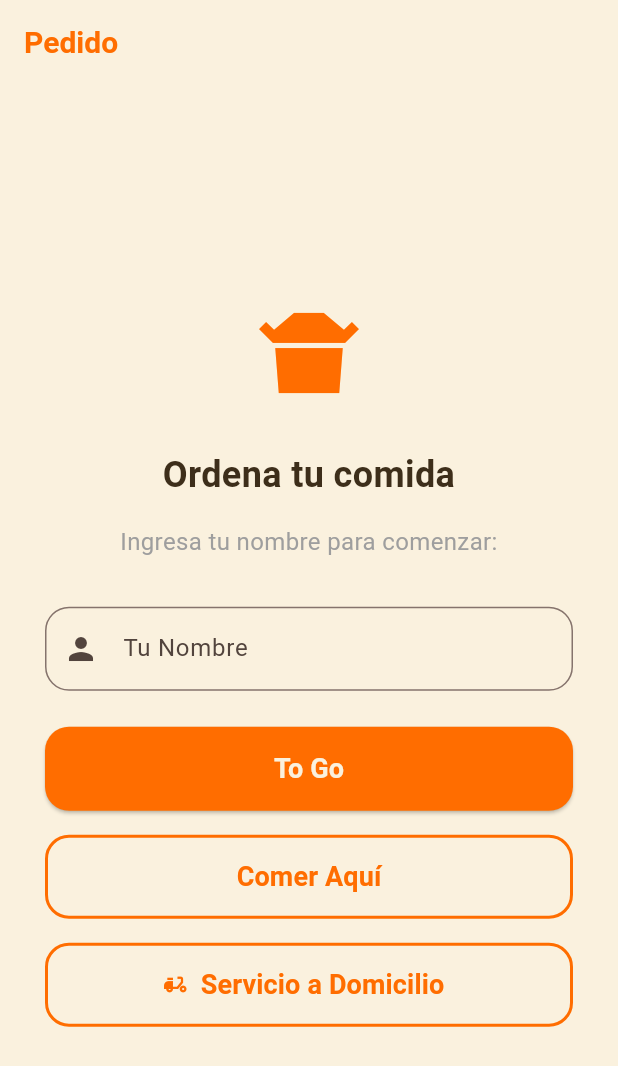
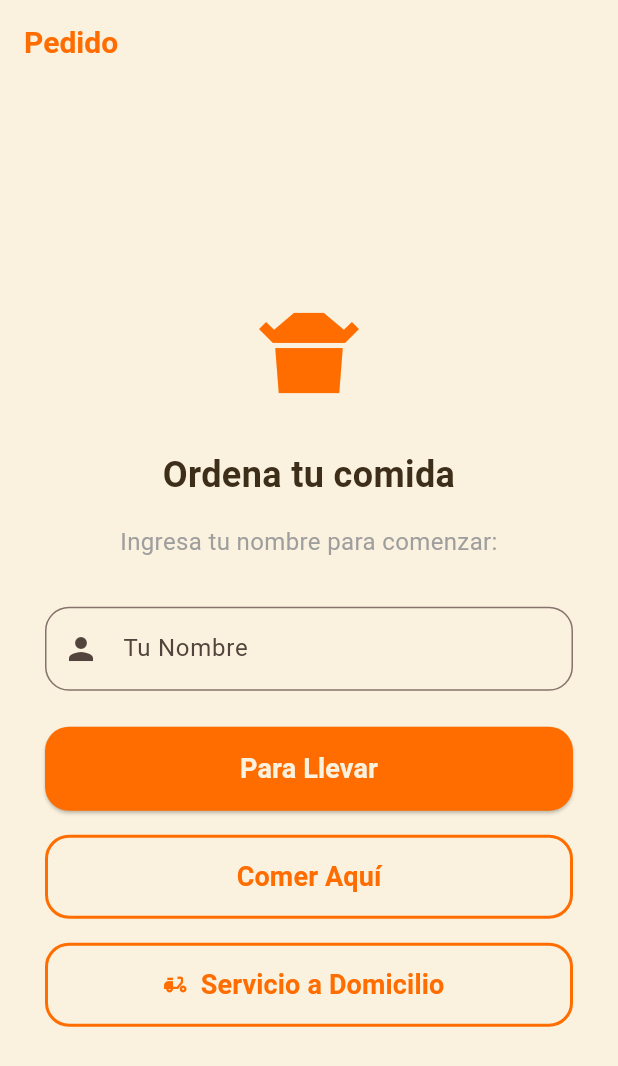
Before and after one commit to gorditasmh2020rigoberto/restaurant, a Flutter app: the ClientHomeView screen opened by its route, on a phone screen of 412 x 824 dp. Shown: the top 1066 px of the screen. Run offline on Flutter 3.47's test engine with Material 3 defaults, Android fonts, the phone set to English and light mode, and no system bars; our stand-ins replace audioplayers, image_picker, pdf, printing, qr_flutter, shared_preferences and 1 more; missing offline and left inert: dart:html, dart:js, dart:js_interop, dart:ui_web; accounts and stored records are empty; key blocks and very long unbroken strings in the code were emptied for the run.

Commit message:
fix(cliente): "To Go" → "Para Llevar" en la pantalla de pedido
La pantalla "Ordena tu comida" del cliente tenía el botón en inglés
("To Go") mientras las otras dos opciones estaban en español
("Comer Aquí", "Servicio a Domicilio"). Para mantener consistencia
con el resto del UI del cliente, ahora dice "Para Llevar".

Co-Authored-By: Claude Opus 4.7 <noreply@anthropic.com>

```diff
--- a/lib/views/client_home_view.dart
+++ b/lib/views/client_home_view.dart
@@ -312,7 +312,7 @@ class _ClientHomeViewState extends State<ClientHomeView> {
                     shape: RoundedRectangleBorder(
                         borderRadius: BorderRadius.circular(16)),
                   ),
-                  child: const Text('To Go',
+                  child: const Text('Para Llevar',
                       style: TextStyle(
                           fontSize: 18, fontWeight: FontWeight.bold)),
                 ),
```
